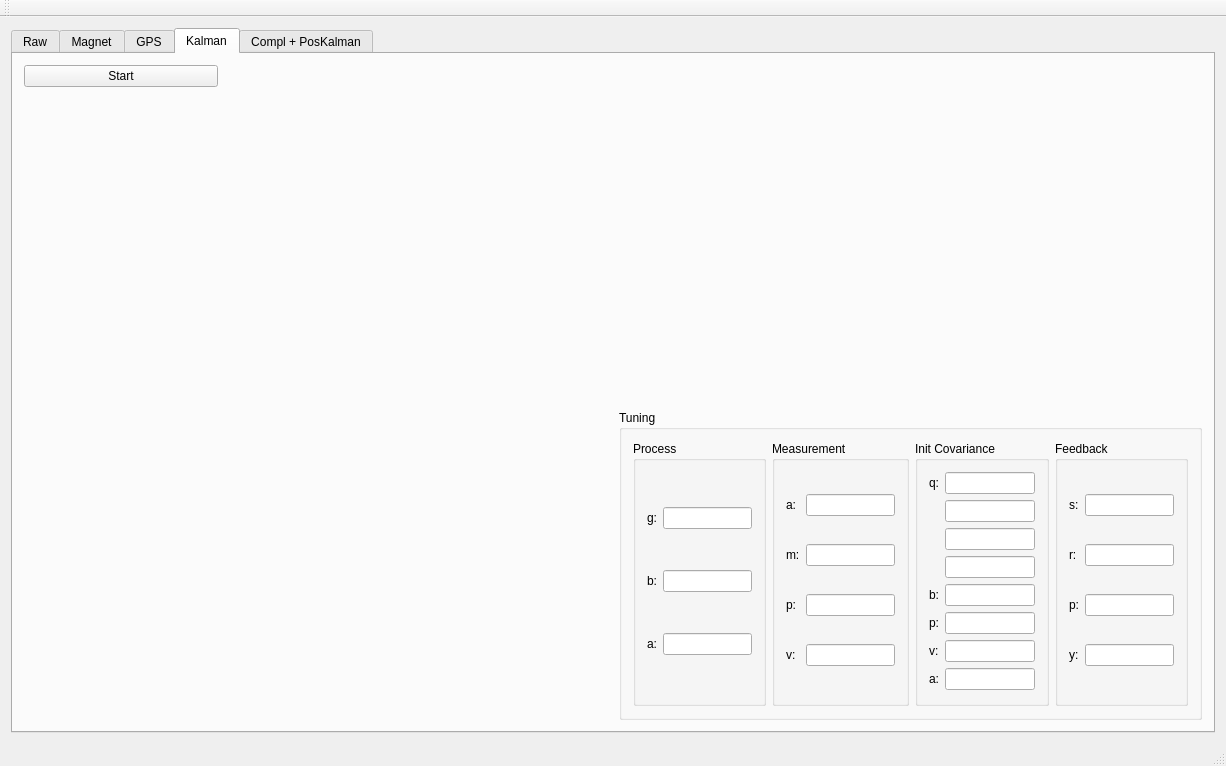
quantum-pie/ins-board-pc, file ins_board_pc/mainwindow.ui: the form before one commit.
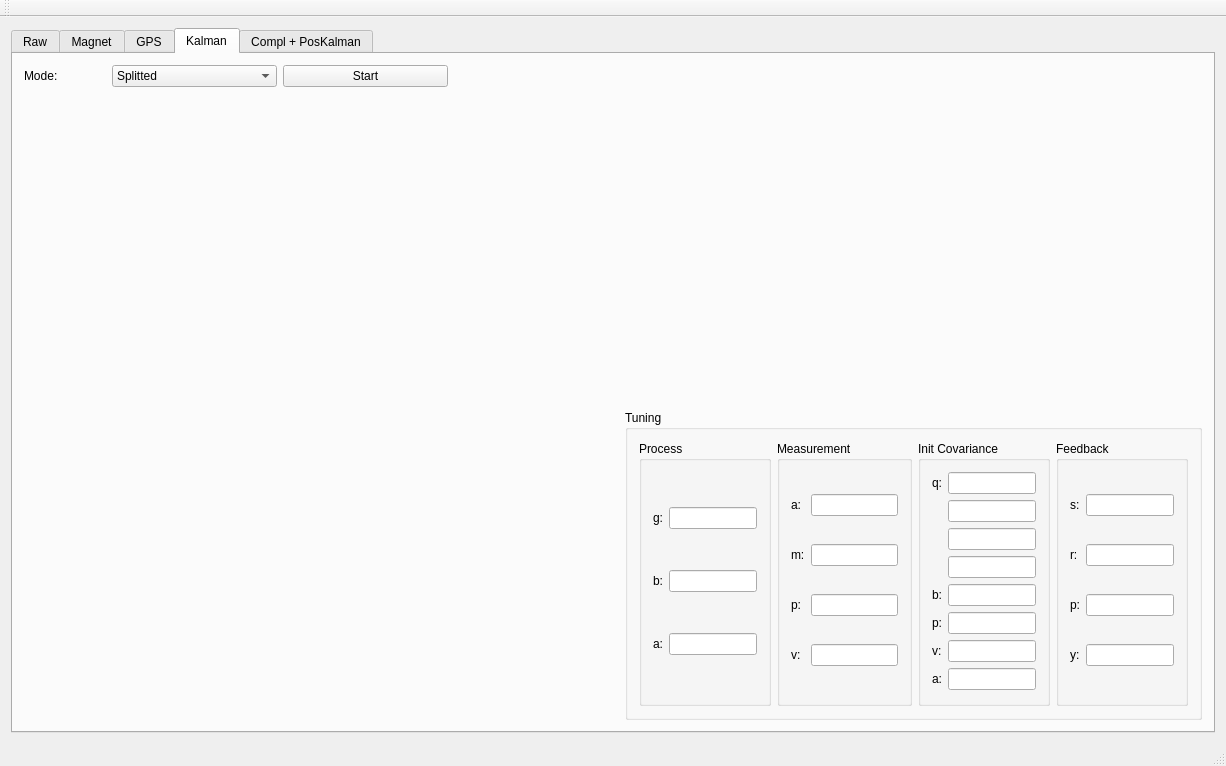
The form after the commit. Custom widgets are drawn as their Qt base class.

Commit message: Implemented splitted and combined modes of position/orientation EKF

What changed in the file:
```diff
--- a/ins_board_pc/mainwindow.ui
+++ b/ins_board_pc/mainwindow.ui
@@ -463,40 +463,25 @@
        <attribute name="title">
         <string>Kalman</string>
        </attribute>
-       <layout class="QGridLayout" name="gridLayout_3" columnstretch="1,2,3">
-        <item row="0" column="0">
-         <widget class="QPushButton" name="pushButton_2">
-          <property name="text">
-           <string>Start</string>
-          </property>
-          <property name="checkable">
-           <bool>true</bool>
-          </property>
+       <layout class="QGridLayout" name="gridLayout_3" columnstretch="1,2,2,2,7">
+        <item row="0" column="1">
+         <widget class="QComboBox" name="comboBox">
+          <item>
+           <property name="text">
+            <string>Splitted</string>
+           </property>
+          </item>
+          <item>
+           <property name="text">
+            <string>Combined</string>
+           </property>
+          </item>
          </widget>
         </item>
-        <item row="0" column="1" colspan="2">
-         <spacer name="horizontalSpacer_2">
-          <property name="orientation">
-           <enum>Qt::Horizontal</enum>
-          </property>
-          <property name="sizeHint" stdset="0">
-           <size>
-            <width>746</width>
-            <height>17</height>
-           </size>
-          </property>
-         </spacer>
-        </item>
-        <item row="1" column="2">
+        <item row="1" column="4">
          <widget class="QCustomPlot" name="plot5" native="true"/>
         </item>
-        <item row="2" column="0" colspan="2">
-         <widget class="QWidget" name="dwidget" native="true"/>
-        </item>
-        <item row="1" column="0" colspan="2">
-         <widget class="QCustomPlot" name="plot4" native="true"/>
-        </item>
-        <item row="2" column="2">
+        <item row="2" column="4">
          <widget class="QGroupBox" name="groupBox">
           <property name="title">
            <string>Tuning</string>
@@ -710,6 +695,42 @@
           </layout>
          </widget>
         </item>
+        <item row="0" column="0">
+         <widget class="QLabel" name="label_36">
+          <property name="text">
+           <string>Mode:</string>
+          </property>
+         </widget>
+        </item>
+        <item row="1" column="0" colspan="4">
+         <widget class="QCustomPlot" name="plot4" native="true"/>
+        </item>
+        <item row="2" column="0" colspan="4">
+         <widget class="QWidget" name="dwidget" native="true"/>
+        </item>
+        <item row="0" column="4">
+         <spacer name="horizontalSpacer_2">
+          <property name="orientation">
+           <enum>Qt::Horizontal</enum>
+          </property>
+          <property name="sizeHint" stdset="0">
+           <size>
+            <width>746</width>
+            <height>17</height>
+           </size>
+          </property>
+         </spacer>
+        </item>
+        <item row="0" column="2">
+         <widget class="QPushButton" name="pushButton_2">
+          <property name="text">
+           <string>Start</string>
+          </property>
+          <property name="checkable">
+           <bool>true</bool>
+          </property>
+         </widget>
+        </item>
        </layout>
       </widget>
       <widget class="QWidget" name="tab_5">
```
The commit also changes 2 other files.
